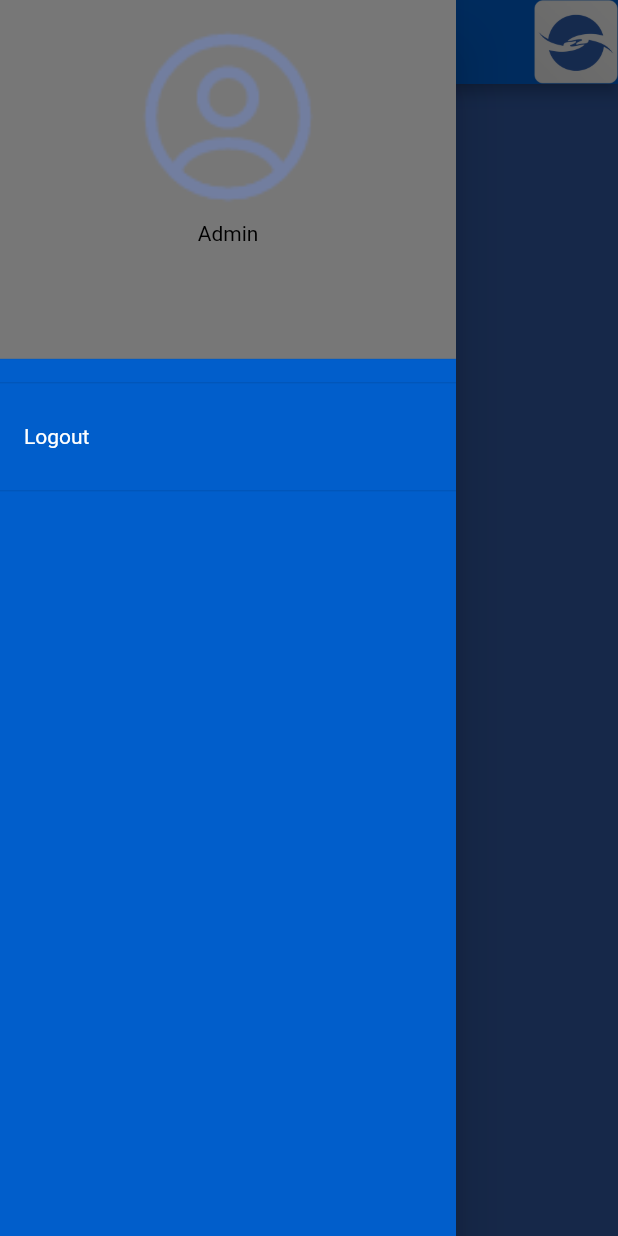
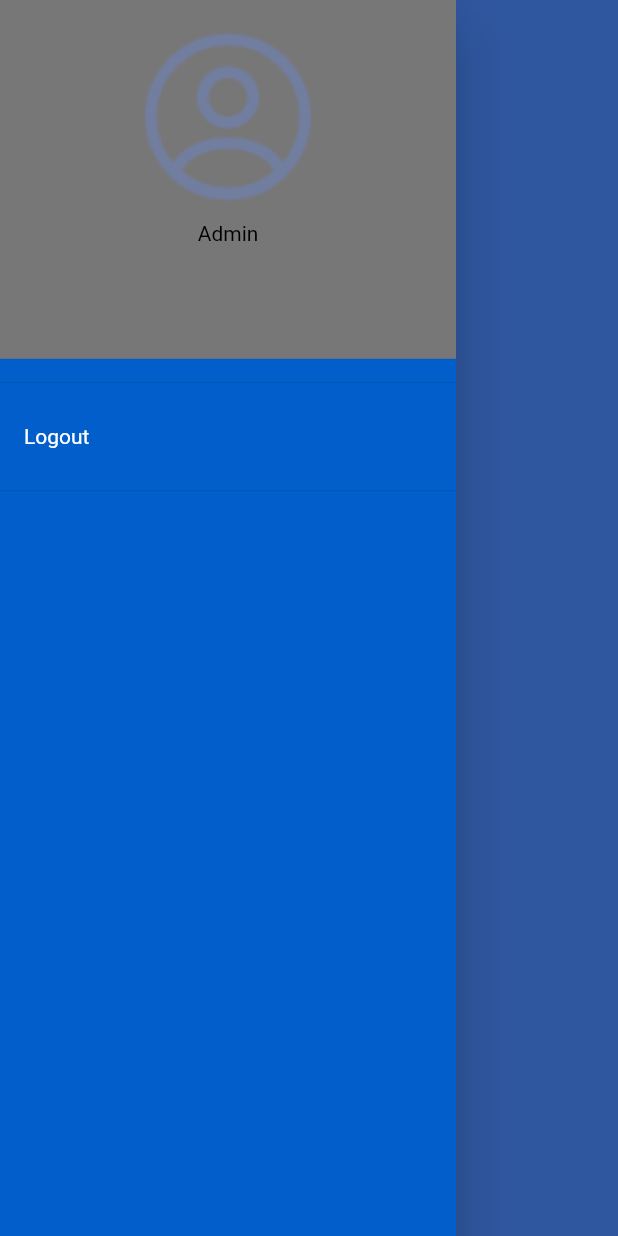
Before and after one commit to balajiks-dev/milvik_bima, a Flutter app: the DashboardPage screen opened directly, with the side drawer open, on a phone screen of 412 x 824 dp. Run offline on Flutter 3.47's test engine with Material 2 defaults, Android fonts, the phone set to English and light mode, and no system bars; our stand-ins replace bloc, cached_network_image, carousel_slider, connectivity, dio, equatable and 11 more; missing offline and left inert: webview_flutter_plus; accounts and stored records are empty; network calls fail.

Commit message:
Changed the appbar color
Changed the appbar color in dashboard

```diff
--- a/lib/features/dashboard/dashboard_page.dart
+++ b/lib/features/dashboard/dashboard_page.dart
@@ -41,10 +41,10 @@ class DashboardPage extends StatelessWidget {
       child: Scaffold(
         backgroundColor: ColorData.kcPrimaryDarkColor,
         appBar: AppBar(
-          backgroundColor: ColorData.kcPrimaryColor,
+          backgroundColor: ColorData.kcPrimaryDarkColor,
           title: Text(
             AppStrings.bimaDoctor,
-            style: ktsFontStyle16SemiBoldWhite,
+            style: ktsFontStyle16WhiteBold,
           ),
           actions: [
             Image.asset(
@@ -53,6 +53,7 @@ class DashboardPage extends StatelessWidget {
             )
           ],
         ),
+        drawerScrimColor: ColorData.kcPrimaryDarkColor,
         drawer: const CommonDrawer(userName: '', emailId: ''),
         body: BlocProvider(
           create: (context) {
--- a/lib/utils/text_styles.dart
+++ b/lib/utils/text_styles.dart
@@ -64,9 +64,15 @@ TextStyle ktsFontStyle16YellowRegular = GoogleFonts.roboto(
 );
 
 TextStyle ktsFontStyle16PrimarySemiBold = GoogleFonts.roboto(
-  color: ColorData.kcPrimaryColor,
+  color: ColorData.kcPrimaryDarkColor,
   fontSize: 16,
   fontWeight: FontWeight.w600,
+);
+
+TextStyle ktsFontStyle16WhiteBold = GoogleFonts.roboto(
+  color: ColorData.kcWhite,
+  fontSize: 16,
+  fontWeight: FontWeight.bold,
 );
 
 TextStyle ktsFontStyle14PrimaryRegular = GoogleFonts.roboto(
```
